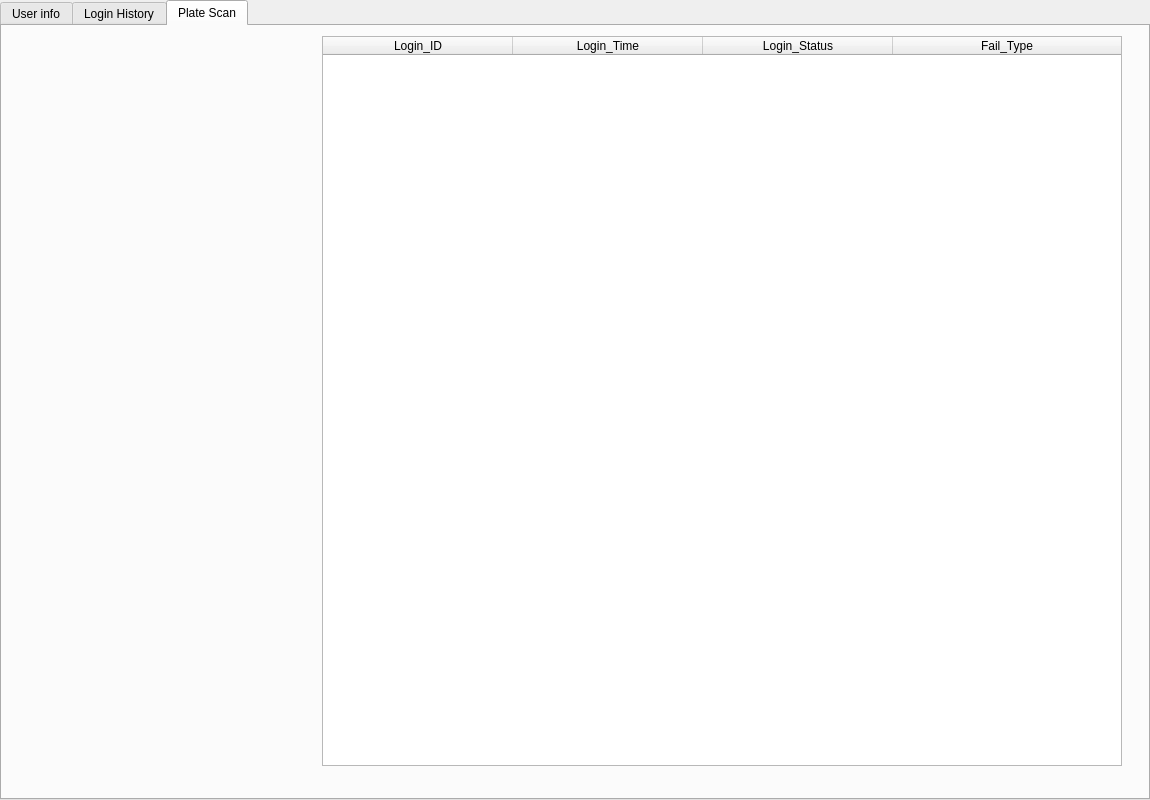
This is Project_Folder/Project_Space/Concentrate_Advance.ui in Joel-HsienChi/----- as Qt 5 draws it before an edit. The edited form follows.
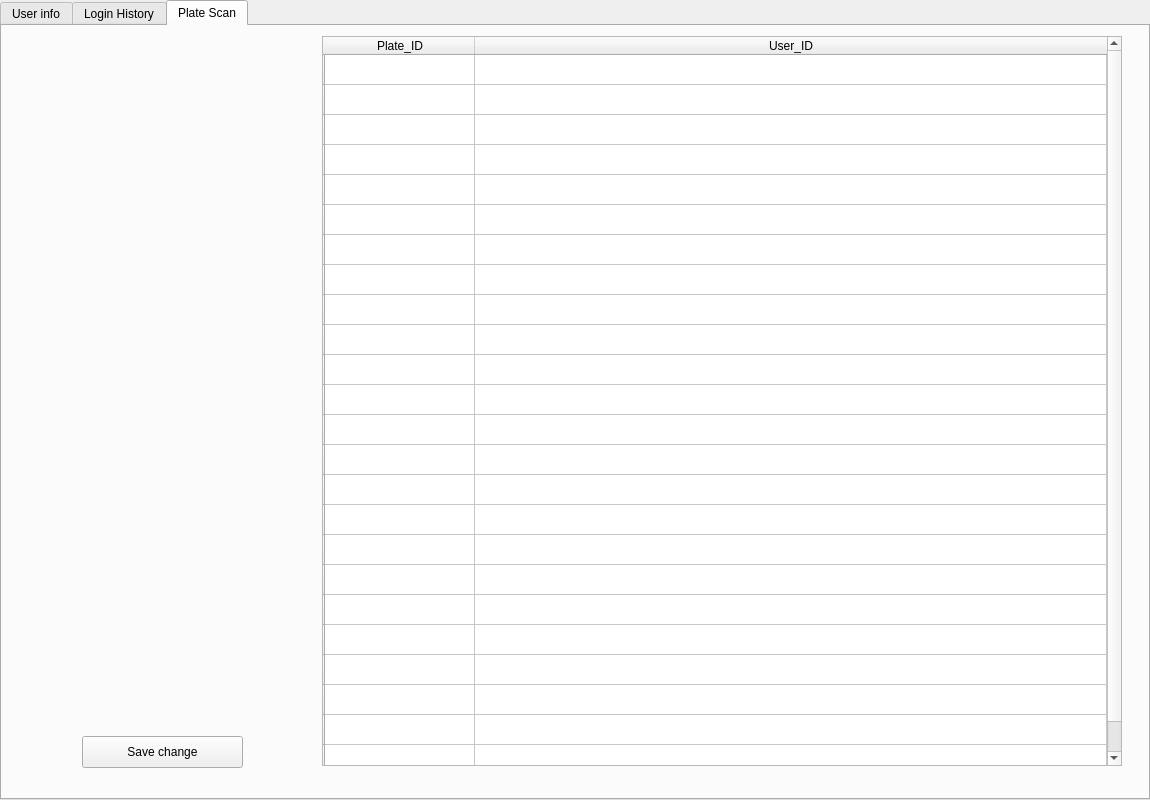
This is the edited form. The open tabs and pages were chosen to show the change.

Commit message: modified:   Project_Folder/Project_Space/Concentrate_Advance.ui 	modified:   Project_Folder/Project_Space/Function.py 	modified:   Project_Folder/Project_Space/Project.db

```diff
--- a/Project_Folder/Project_Space/Concentrate_Advance.ui
+++ b/Project_Folder/Project_Space/Concentrate_Advance.ui
@@ -904,31 +904,165 @@
      <bool>false</bool>
     </attribute>
     <attribute name="horizontalHeaderDefaultSectionSize">
-     <number>190</number>
+     <number>150</number>
     </attribute>
     <attribute name="horizontalHeaderStretchLastSection">
      <bool>true</bool>
     </attribute>
-    <column>
+    <row>
      <property name="text">
-      <string>Login_ID</string>
+      <string/>
      </property>
-    </column>
-    <column>
+    </row>
+    <row>
      <property name="text">
-      <string>Login_Time</string>
+      <string/>
      </property>
-    </column>
+    </row>
+    <row>
+     <property name="text">
+      <string/>
+     </property>
+    </row>
+    <row>
+     <property name="text">
+      <string/>
+     </property>
+    </row>
+    <row>
+     <property name="text">
+      <string/>
+     </property>
+    </row>
+    <row>
+     <property name="text">
+      <string/>
+     </property>
+    </row>
+    <row>
+     <property name="text">
+      <string/>
+     </property>
+    </row>
+    <row>
+     <property name="text">
+      <string/>
+     </property>
+    </row>
+    <row>
+     <property name="text">
+      <string/>
+     </property>
+    </row>
+    <row>
+     <property name="text">
+      <string/>
+     </property>
+    </row>
+    <row>
+     <property name="text">
+      <string/>
+     </property>
+    </row>
+    <row>
+     <property name="text">
+      <string/>
+     </property>
+    </row>
+    <row>
+     <property name="text">
+      <string/>
+     </property>
+    </row>
+    <row>
+     <property name="text">
+      <string/>
+     </property>
+    </row>
+    <row>
+     <property name="text">
+      <string/>
+     </property>
+    </row>
+    <row>
+     <property name="text">
+      <string/>
+     </property>
+    </row>
+    <row>
+     <property name="text">
+      <string/>
+     </property>
+    </row>
+    <row>
+     <property name="text">
+      <string/>
+     </property>
+    </row>
+    <row>
+     <property name="text">
+      <string/>
+     </property>
+    </row>
+    <row>
+     <property name="text">
+      <string/>
+     </property>
+    </row>
+    <row>
+     <property name="text">
+      <string/>
+     </property>
+    </row>
+    <row>
+     <property name="text">
+      <string/>
+     </property>
+    </row>
+    <row>
+     <property name="text">
+      <string/>
+     </property>
+    </row>
+    <row>
+     <property name="text">
+      <string/>
+     </property>
+    </row>
     <column>
      <property name="text">
-      <string>Login_Status</string>
+      <string>Plate_ID</string>
      </property>
     </column>
     <column>
      <property name="text">
-      <string>Fail_Type</string>
+      <string>User_ID</string>
      </property>
     </column>
+    <item row="0" column="0">
+     <property name="text">
+      <string/>
+     </property>
+    </item>
+   </widget>
+   <widget class="QPushButton" name="Save_change_button_2">
+    <property name="geometry">
+     <rect>
+      <x>80</x>
+      <y>710</y>
+      <width>161</width>
+      <height>32</height>
+     </rect>
+    </property>
+    <property name="minimumSize">
+     <size>
+      <width>161</width>
+      <height>32</height>
+     </size>
+    </property>
+    <property name="text">
+     <string>Save change</string>
+    </property>
    </widget>
   </widget>
  </widget>
```
Left out of the diff: 4 changed lines with no effect on the pictures. The commit also changes 2 other files.
